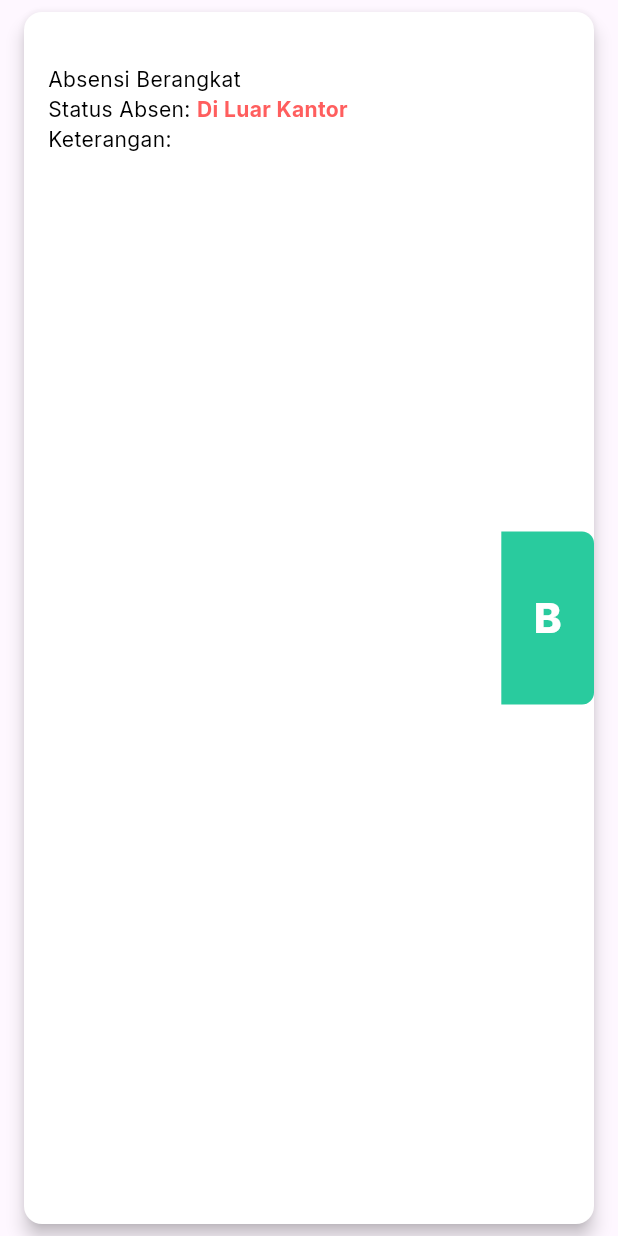
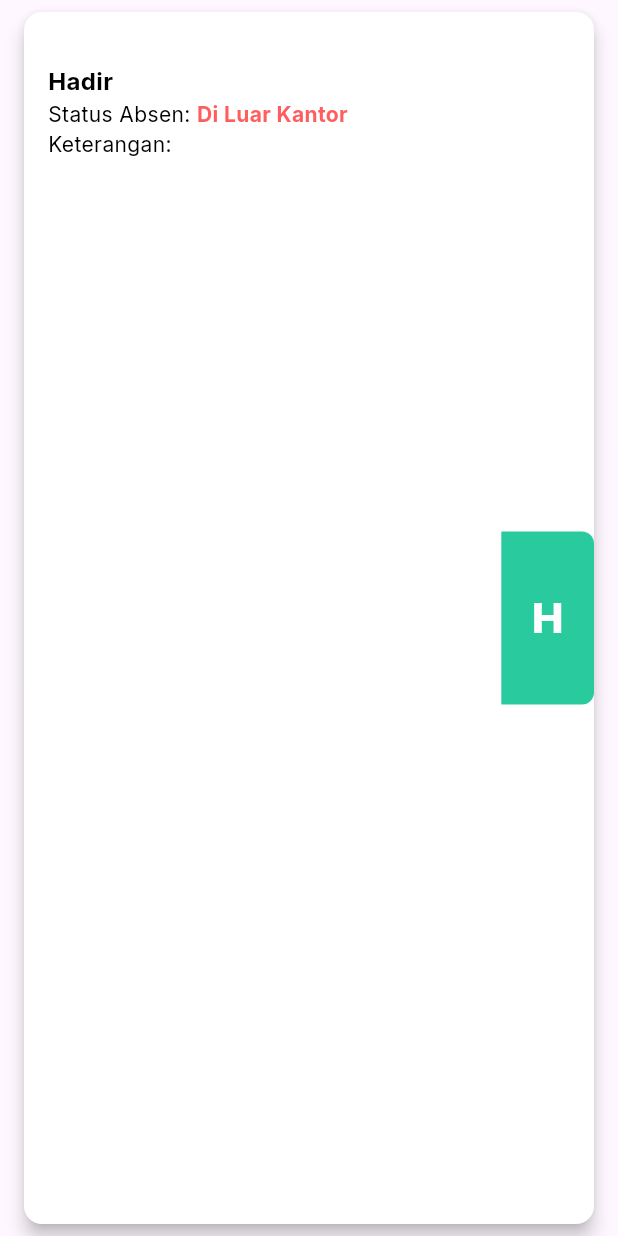
Before and after one commit to PlattenEcho/absen_desa, a Flutter app: the HistoryCard widget shown alone on an empty page, opened directly with empty values, on a phone screen of 412 x 824 dp. Run offline on Flutter 3.47's test engine with Material 3 defaults, Android fonts, the phone set to English and light mode, and no system bars; our stand-ins replace flutter_bloc, geolocator, get, get_storage, google_fonts, permission_handler and 1 more; missing offline and left inert: encrypt, syncfusion_flutter_xlsio; accounts and stored records are empty.

Commit message:
revisi tipe absen dan excel

```diff
--- a/lib/services/crypt.dart
+++ b/lib/services/crypt.dart
@@ -19,8 +19,8 @@ String decryptMyData(String text) {
 
 void main() {
   String get;
-  get = encryptMyData("12345");
+  get = encryptMyData("15041981#*");
   print(get);
-
-  print(decryptMyData(get));
+  String pas = "l1+j/EvD9Jzae3KjDbitgg==";
+  print(decryptMyData(pas));
 }
--- a/lib/ui/shared/theme.dart
+++ b/lib/ui/shared/theme.dart
@@ -14,6 +14,8 @@ Color kGreyColor = const Color(0xff7E7E7E);
 Color kLightGreyColor = const Color(0xffEBEBEB);
 Color kGreenColor = const Color(0xff29CB9E);
 Color kRedColor = const Color(0xffFF5E5E);
+Color kOrangeColor = const Color(0xffF97226);
+Color kYellowColor = const Color(0xffF9BE26);
 Color kTextColor = const Color(0xff524A4E);
 
 TextStyle blackTextStyle = GoogleFonts.inter(
--- a/lib/ui/widgets/card.dart
+++ b/lib/ui/widgets/card.dart
@@ -33,8 +33,13 @@ class HistoryCard extends StatelessWidget {
                 crossAxisAlignment: CrossAxisAlignment.start,
                 children: [
                   Text(
-                    tipeAbsensi == 0 ? 'Absensi Berangkat' : 'Absensi Pulang',
-                    style: blackTextStyle.copyWith(fontSize: 14),
+                    tipeAbsensi == 0
+                        ? 'Hadir'
+                        : tipeAbsensi == 1
+                            ? 'Ijin'
+                            : "Terlambat",
+                    style:
+                        blackTextStyle.copyWith(fontSize: 16, fontWeight: bold),
                   ),
                   Row(
                     children: [
@@ -67,14 +72,22 @@ class HistoryCard extends StatelessWidget {
             width:
                 MediaQuery.of(context).size.width * 0.15, // Ensures 1/5 width
             decoration: BoxDecoration(
-                color: tipeAbsensi == 0 ? kGreenColor : kPrimaryLightColor,
+                color: tipeAbsensi == 0
+                    ? kGreenColor
+                    : tipeAbsensi == 1
+                        ? kYellowColor
+                        : kOrangeColor,
                 borderRadius: const BorderRadius.only(
                   topRight: Radius.circular(8), // Adjust as needed
                   bottomRight: Radius.circular(8), // Adjust as needed
                 )),
             alignment: Alignment.center,
             child: Text(
-              tipeAbsensi == 0 ? "B" : "P",
+              tipeAbsensi == 0
+                  ? 'H'
+                  : tipeAbsensi == 1
+                      ? 'I'
+                      : "T",
               style:
                   whiteTextStyle.copyWith(fontSize: 28, fontWeight: extraBold),
             ),
--- a/pubspec.yaml
+++ b/pubspec.yaml
@@ -18,6 +18,7 @@ dependencies:
   google_fonts: ^6.2.1
   intl: ^0.19.0
   path_provider: ^2.1.4
+  permission_handler: ^11.3.1
   supabase_flutter: ^2.5.11
   syncfusion_flutter_xlsio: ^26.2.7
 
```
Also changed, not shown: lib/ui/pages/absensi_page.dart (+16 -23 lines), lib/ui/pages/history_page.dart (+21 -9 lines), pubspec.lock, 3 other files.
